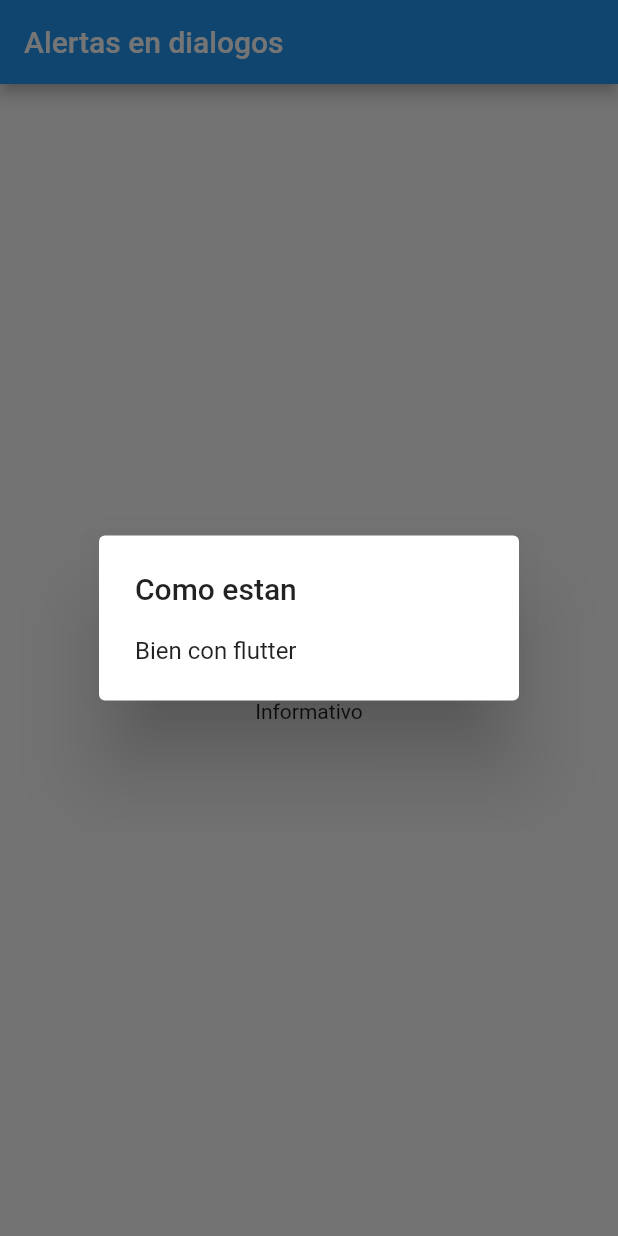
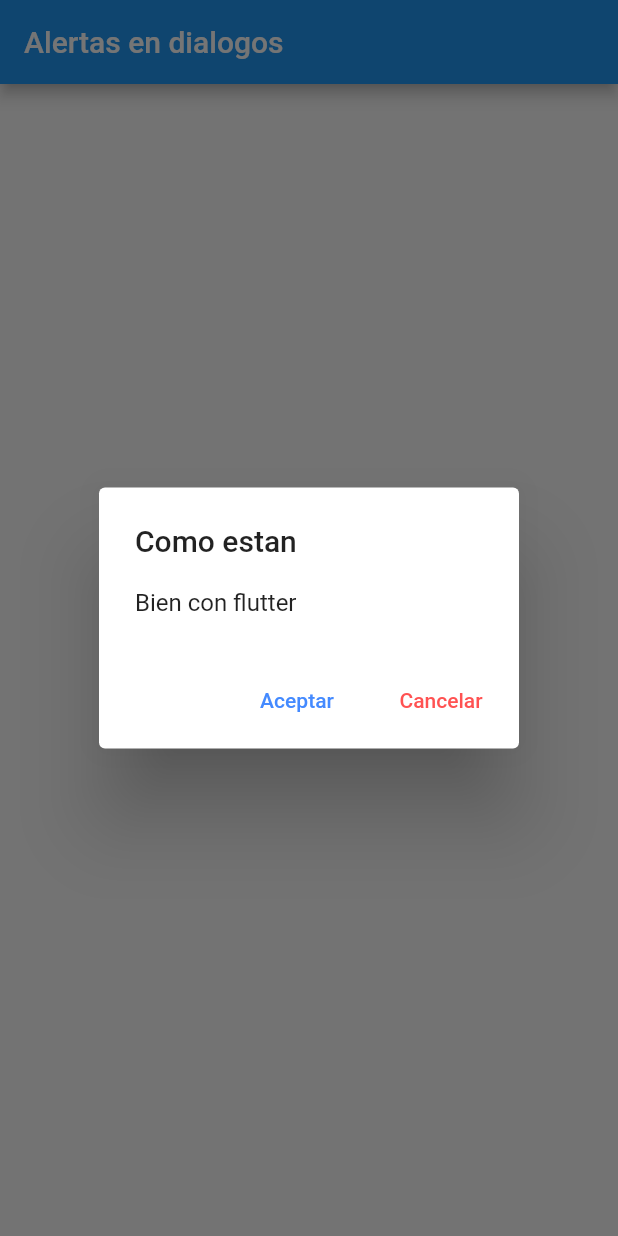
Before and after one commit to Bryanavalos-dev/alert_flutter1202, a Flutter app: the screen it shows after launch, after a tap on "Mostrar Alerta", on a phone screen of 412 x 824 dp. Run offline on Flutter 3.47's test engine with Material 2 defaults, Android fonts, the phone set to English and light mode, and no system bars.

Commit message:
ADDING BUTTONS IN ALERT

```diff
--- a/lib/Principal/Pantallas/principal.dart
+++ b/lib/Principal/Pantallas/principal.dart
@@ -33,13 +33,25 @@ class _PrincipalState extends State<Principal> {
 //Si se coloca _ antes del nombre significa qeu es un metodo estatico
 Future<void> _mostrarAlerta(BuildContext context) {
   return showDialog(
+      barrierDismissible: false,
       context: context,
       builder: (context) {
         return AlertDialog(
           // Recupera el texto que el usuario ha digitado utilizando nuestro
           // TextEditingController
+
           title: Text("Como estan"),
           content: Text("Bien con flutter"),
+          actions: <Widget>[
+            FlatButton(
+                textColor: Colors.blueAccent,
+                onPressed: () => {Navigator.of(context).pop()},
+                child: Text("Aceptar")),
+            FlatButton(
+                textColor: Colors.redAccent,
+                onPressed: () => {Navigator.of(context).pop()},
+                child: Text("Cancelar")),
+          ],
         );
       });
 }
```
